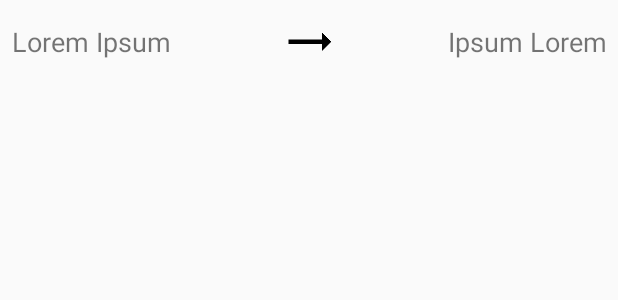
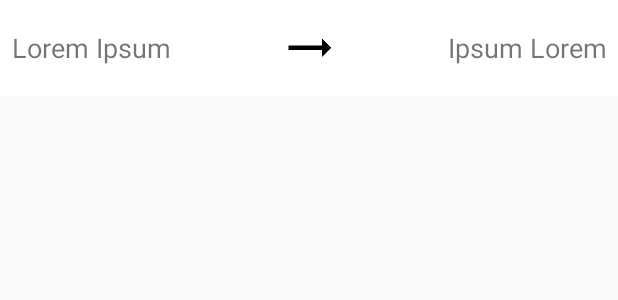
Before and after one commit to ewolvy/ChipMental, an Android app: the layout list_item.xml on its own in the app's theme, with its tools: preview values and no code run, on a phone screen of 412 x 824 dp. Shown: the top 300 px of the screen. Run offline under Robolectric (Android 15) with nearby library versions, the phone set to English and light mode, and no system bars.

Commit message:
Background color for drag & drop visibility added

```diff
--- a/app/src/main/res/layout/activity_list.xml
+++ b/app/src/main/res/layout/activity_list.xml
@@ -3,7 +3,8 @@
     xmlns:tools="http://schemas.android.com/tools"
     android:layout_width="match_parent"
     android:layout_height="match_parent"
-    tools:context=".ui.ListActivity">
+    tools:context=".ui.ListActivity"
+    android:background="@color/colorBackground">
 
     <android.support.v7.widget.RecyclerView
         android:id="@+id/rec_list"
--- a/app/src/main/res/layout/list_item.xml
+++ b/app/src/main/res/layout/list_item.xml
@@ -4,9 +4,11 @@
     android:orientation="horizontal"
     android:gravity="center_vertical|start"
     android:layout_width="match_parent"
-    android:layout_height="56dp"
+    android:layout_height="64dp"
     android:padding="8dp"
     android:clickable="true"
+    android:background="#ffffffff"
+    android:foreground="?selectableItemBackground"
     android:id="@+id/cont_item_root">
 
     <TextView
--- a/app/src/main/res/values/colors.xml
+++ b/app/src/main/res/values/colors.xml
@@ -4,4 +4,5 @@
     <color name="colorPrimaryDark">#303F9F</color>
     <color name="colorAccent">#FF4081</color>
     <color name="colorFab">#3F9FFF</color>
+    <color name="colorBackground">#CFFFFF</color>
 </resources>
--- a/build.gradle
+++ b/build.gradle
@@ -5,7 +5,7 @@ buildscript {
         jcenter()
     }
     dependencies {
-        classpath 'com.android.tools.build:gradle:2.3.1'
+        classpath 'com.android.tools.build:gradle:2.3.2'
 
         // NOTE: Do not place your application dependencies here; they belong
         // in the individual module build.gradle files
```
